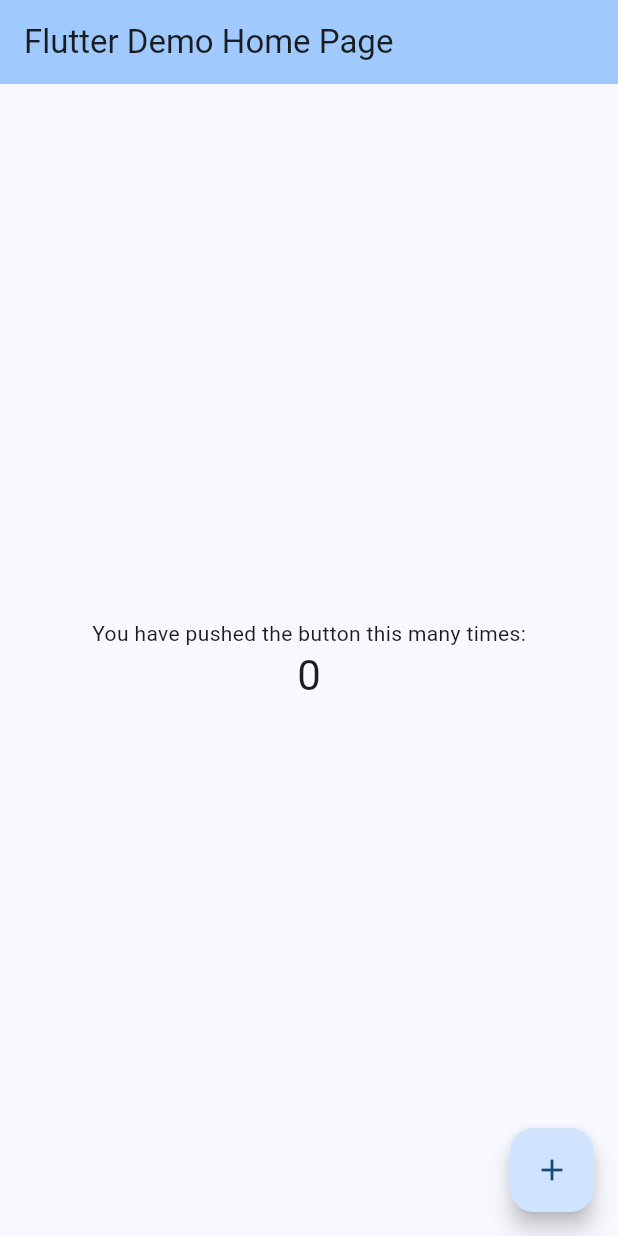
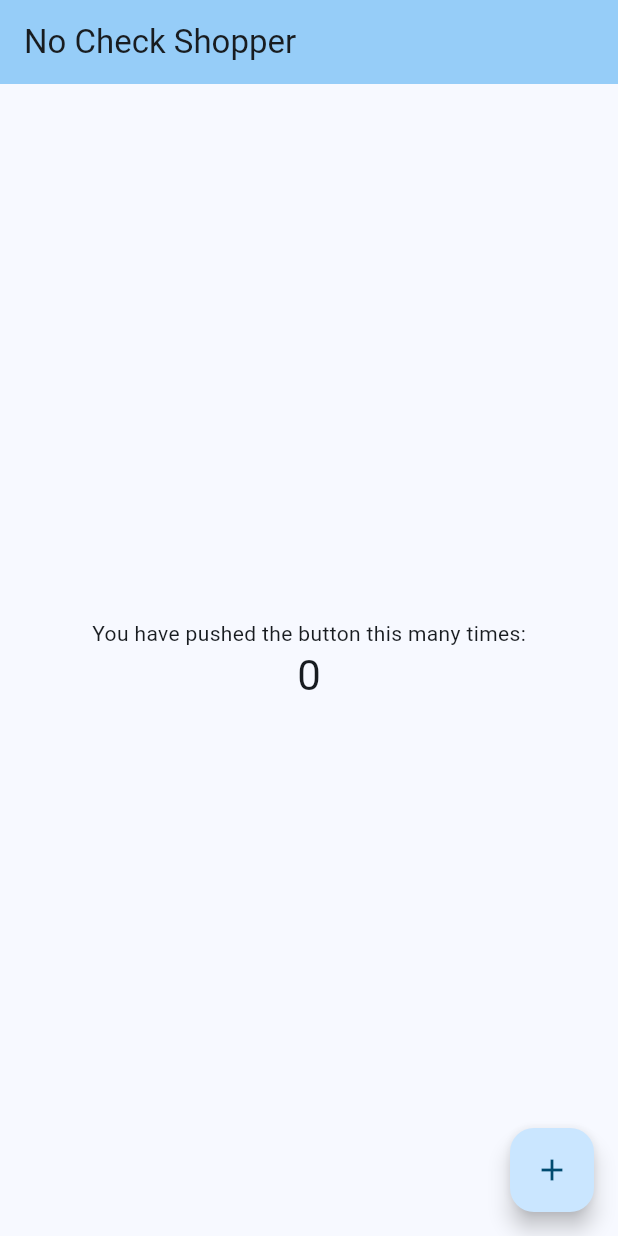
Before and after one commit to steveniannucci/flutter-demo, a Flutter app: the screen it shows after launch, on a phone screen of 412 x 824 dp. Run offline on Flutter 3.47's test engine with Material 3 defaults, Android fonts, the phone set to English and light mode, and no system bars.

Commit message:
Apr 14, 2024, 12:07 PM

```diff
--- a/demo/lib/main.dart
+++ b/demo/lib/main.dart
@@ -11,7 +11,7 @@ class MyApp extends StatelessWidget {
   @override
   Widget build(BuildContext context) {
     return MaterialApp(
-      title: 'Flutter Demo',
+      title: 'No Check Shopper',
       theme: ThemeData(
         // This is the theme of your application.
         //
@@ -28,10 +28,10 @@ class MyApp extends StatelessWidget {
         //
         // This works for code too, not just values: Most code changes can be
         // tested with just a hot reload.
-        colorScheme: ColorScheme.fromSeed(seedColor: Colors.blue),
+        colorScheme: ColorScheme.fromSeed(seedColor: Colors.lightBlue),
         useMaterial3: true,
       ),
-      home: const MyHomePage(title: 'Flutter Demo Home Page'),
+      home: const MyHomePage(title: 'No Check Shopper'),
     );
   }
 }
```
